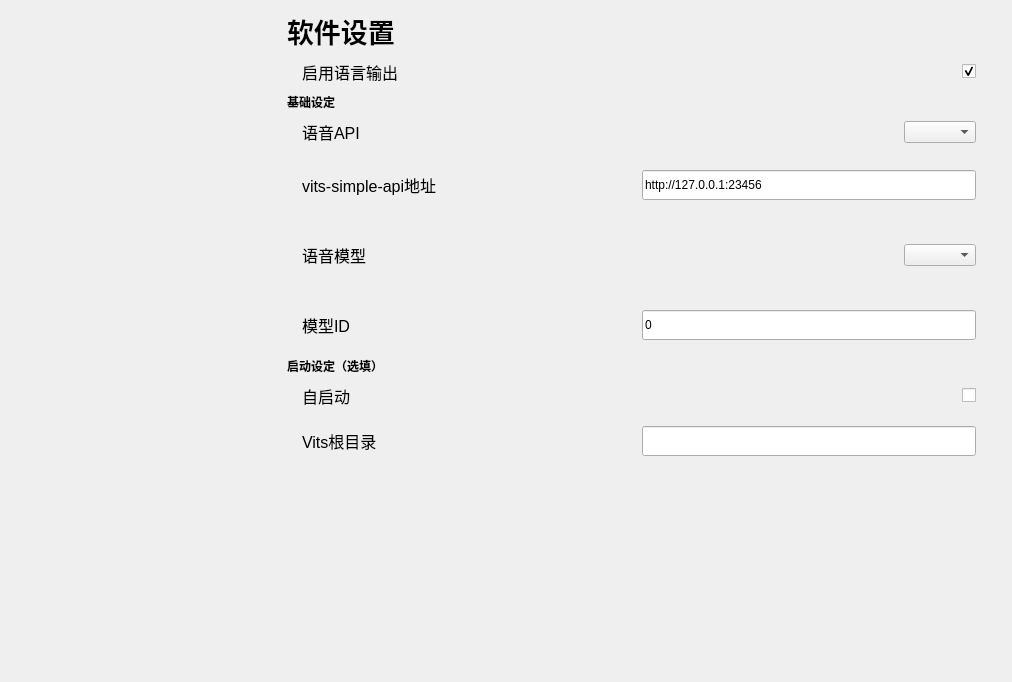
First picture: the form in mainwindow.ui, repository Zao-chen/ZcChat, before the edit.
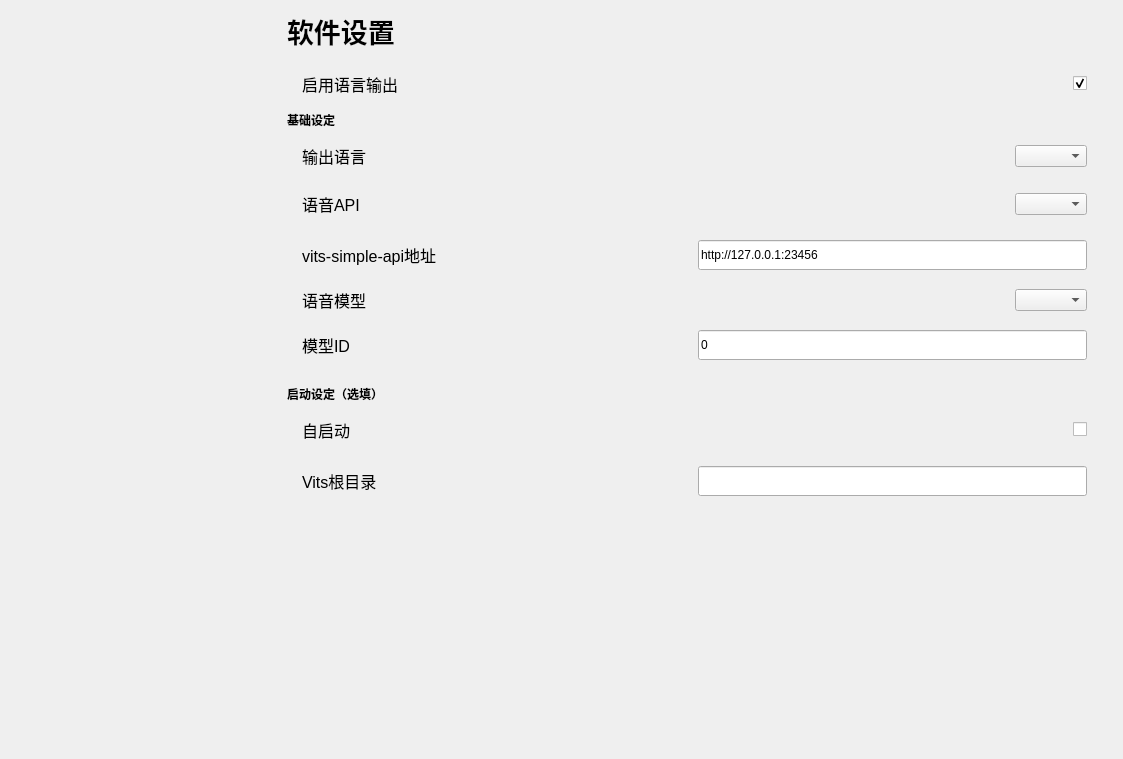
Second picture: the form after the edit. The open tabs and pages were chosen to show the change. Custom widgets are drawn as their Qt base class.

Commit message: [feat] 语言切换功能 Close #11

The edit to the form file:
```diff
--- a/mainwindow.ui
+++ b/mainwindow.ui
@@ -6,8 +6,8 @@
    <rect>
     <x>0</x>
     <y>0</y>
-    <width>1012</width>
-    <height>682</height>
+    <width>1123</width>
+    <height>759</height>
    </rect>
   </property>
   <property name="windowTitle">
@@ -91,7 +91,7 @@
        <item>
         <widget class="QStackedWidget" name="stackedWidget">
          <property name="currentIndex">
-          <number>0</number>
+          <number>4</number>
          </property>
          <widget class="QWidget" name="page_0">
           <layout class="QVBoxLayout" name="verticalLayout_8" stretch="0,1">
@@ -817,22 +817,16 @@
           </layout>
          </widget>
          <widget class="QWidget" name="page_4">
-          <layout class="QVBoxLayout" name="verticalLayout_9">
-           <property name="spacing">
-            <number>0</number>
-           </property>
+          <layout class="QVBoxLayout" name="verticalLayout_9" stretch="0,0,0,0,0,0,0,0,1">
            <property name="leftMargin">
             <number>0</number>
            </property>
            <property name="topMargin">
-            <number>0</number>
+            <number>12</number>
            </property>
            <property name="rightMargin">
             <number>0</number>
            </property>
-           <property name="bottomMargin">
-            <number>0</number>
-           </property>
            <item>
             <widget class="ElaScrollPageArea" name="widget_7" native="true">
              <layout class="QHBoxLayout" name="horizontalLayout_8">
@@ -885,6 +879,33 @@
              </property>
             </widget>
            </item>
+           <item>
+            <widget class="ElaScrollPageArea" name="widget_22" native="true">
+             <layout class="QHBoxLayout" name="horizontalLayout_24" stretch="2,0">
+              <property name="leftMargin">
+               <number>15</number>
+              </property>
+              <property name="rightMargin">
+               <number>15</number>
+              </property>
+              <item>
+               <widget class="ElaText" name="label_32">
+                <property name="font">
+                 <font>
+                  <pointsize>12</pointsize>
+                 </font>
+                </property>
+                <property name="text">
+                 <string>输出语言</string>
+                </property>
+               </widget>
+              </item>
+              <item>
+               <widget class="ElaComboBox" name="comboBox_vits_language"/>
+              </item>
+             </layout>
+            </widget>
+           </item>
            <item>
             <widget class="ElaScrollPageArea" name="widget_20" native="true">
              <layout class="QHBoxLayout" name="horizontalLayout_21" stretch="2,0">
@@ -915,10 +936,13 @@
            <item>
             <widget class="QStackedWidget" name="stackedWidget_vits">
              <property name="currentIndex">
-              <number>1</number>
+              <number>0</number>
              </property>
              <widget class="QWidget" name="page">
-              <layout class="QVBoxLayout" name="verticalLayout_6">
+              <layout class="QVBoxLayout" name="verticalLayout_6" stretch="0,0,0">
+               <property name="spacing">
+                <number>0</number>
+               </property>
                <property name="leftMargin">
                 <number>0</number>
                </property>
@@ -929,7 +953,7 @@
                 <number>0</number>
                </property>
                <property name="bottomMargin">
-                <number>0</number>
+                <number>10</number>
                </property>
                <item>
                 <widget class="ElaScrollPageArea" name="widget_6" native="true">
```
The commit also changes 3 other files.
